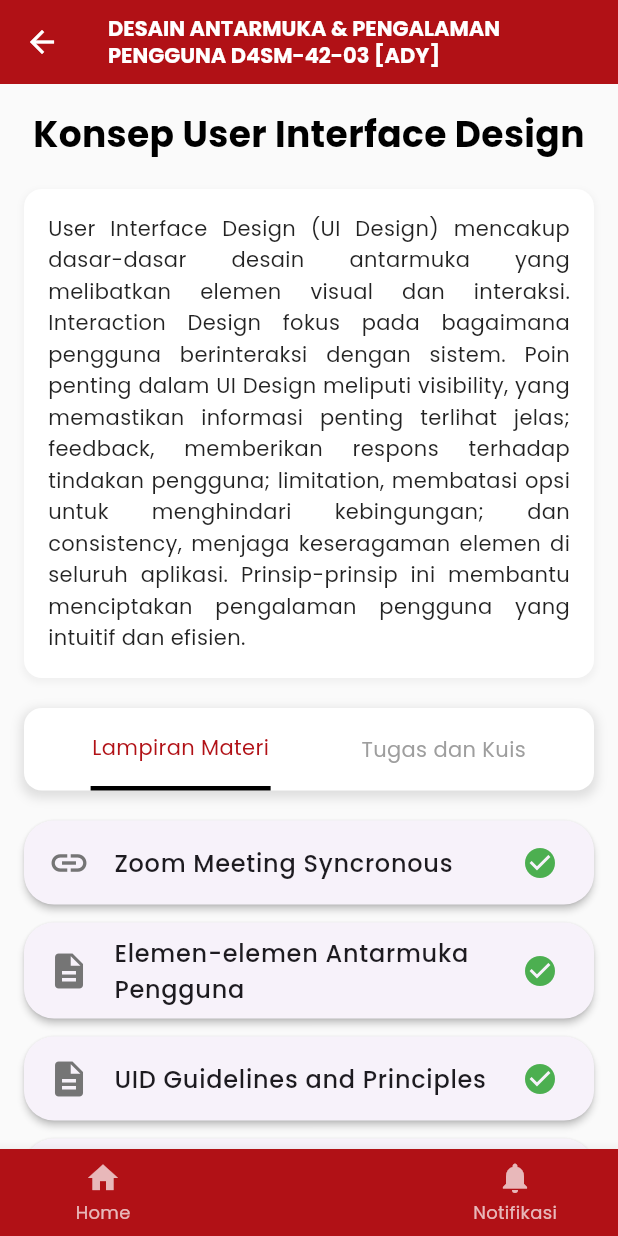
After one commit to susirahma/lms, a Flutter app: the DetailMateriPertemuan2Page screen opened directly, on a phone screen of 412 x 824 dp. The commit adds this screen. Run offline on Flutter 3.47's test engine with Material 3 defaults, Android fonts, the phone set to English and light mode, and no system bars; our stand-ins replace google_fonts.

Commit message:
nambah isi atau halaman dari materi pertemuan 2

```diff
--- a/lib/dashboard_materi_page.dart
+++ b/lib/dashboard_materi_page.dart
@@ -1,6 +1,7 @@
 import 'package:flutter/material.dart';
 import 'package:google_fonts/google_fonts.dart';
 import 'detail_materi_page.dart';
+import 'detail_materi_pertemuan2_page.dart';
 
 class DashboardMateriPage extends StatefulWidget {
   const DashboardMateriPage({super.key});
@@ -131,9 +132,18 @@ class _DashboardMateriPageState extends State<DashboardMateriPage> {
                   final meeting = meetings[index];
                   return GestureDetector(
                     onTap: () {
+                      Widget page;
+                      if (index == 0) {
+                        page = const DetailMateriPage();
+                      } else if (index == 1) {
+                        page = const DetailMateriPertemuan2Page();
+                      } else {
+                        // Placeholder for other meetings
+                        page = const DetailMateriPage(); // Or a generic page
+                      }
                       Navigator.push(
                         context,
-                        MaterialPageRoute(builder: (context) => const DetailMateriPage()),
+                        MaterialPageRoute(builder: (context) => page),
                       );
                     },
                     child: Card(
--- /dev/null
+++ b/lib/detail_materi_pertemuan2_page.dart
@@ -0,0 +1,251 @@
+import 'package:flutter/material.dart';
+import 'package:google_fonts/google_fonts.dart';
+
+class DetailMateriPertemuan2Page extends StatefulWidget {
+  const DetailMateriPertemuan2Page({super.key});
+
+  @override
+  _DetailMateriPertemuan2PageState createState() => _DetailMateriPertemuan2PageState();
+}
+
+class _DetailMateriPertemuan2PageState extends State<DetailMateriPertemuan2Page> {
+  int activeTab = 0; // 0 for Lampiran Materi, 1 for Tugas dan Kuis
+
+  @override
+  Widget build(BuildContext context) {
+    return Scaffold(
+      appBar: AppBar(
+        backgroundColor: const Color(0xFFB11116),
+        leading: IconButton(
+          icon: const Icon(Icons.arrow_back, color: Colors.white),
+          onPressed: () {
+            Navigator.pop(context);
+          },
+        ),
+        title: Text(
+          'DESAIN ANTARMUKA & PENGALAMAN PENGGUNA D4SM-42-03 [ADY]',
+          style: GoogleFonts.poppins(
+            fontSize: 14,
+            fontWeight: FontWeight.bold,
+            color: Colors.white,
+          ),
+          maxLines: 2,
+          overflow: TextOverflow.ellipsis,
+        ),
+      ),
+      body: Container(
+        color: Colors.grey[50], // Very light gray background
+        child: SingleChildScrollView(
+          padding: const EdgeInsets.all(16.0),
+          child: Column(
+            children: [
+              // Header Title
+              Text(
+                'Konsep User Interface Design',
+                style: GoogleFonts.poppins(
+                  fontSize: 24,
+                  fontWeight: FontWeight.bold,
+                  color: Colors.black,
+                ),
+                textAlign: TextAlign.center,
+              ),
+              const SizedBox(height: 20),
+              // Description Section
+              Container(
+                padding: const EdgeInsets.all(16.0),
+                decoration: BoxDecoration(
+                  color: Colors.white,
+                  borderRadius: BorderRadius.circular(12),
+                  boxShadow: [
+                    BoxShadow(
+                      color: Colors.grey.withOpacity(0.1),
+                      spreadRadius: 1,
+                      blurRadius: 3,
+                      offset: const Offset(0, 2),
+                    ),
+                  ],
+                ),
+                child: Text(
+                  'User Interface Design (UI Design) mencakup dasar-dasar desain antarmuka yang melibatkan elemen visual dan interaksi. Interaction Design fokus pada bagaimana pengguna berinteraksi dengan sistem. Poin penting dalam UI Design meliputi visibility, yang memastikan informasi penting terlihat jelas; feedback, memberikan respons terhadap tindakan pengguna; limitation, membatasi opsi untuk menghindari kebingungan; dan consistency, menjaga keseragaman elemen di seluruh aplikasi. Prinsip-prinsip ini membantu menciptakan pengalaman pengguna yang intuitif dan efisien.',
+                  style: GoogleFonts.poppins(
+                    fontSize: 14,
+                    color: Colors.black87,
+                    height: 1.5,
+                  ),
+                  textAlign: TextAlign.justify,
+                ),
+              ),
+              const SizedBox(height: 20),
+              // Tab Selector
+              Container(
+                decoration: BoxDecoration(
+                  color: Colors.white,
+                  borderRadius: BorderRadius.circular(12),
+                  boxShadow: [
+                    BoxShadow(
+                      color: Colors.grey.withOpacity(0.3),
+                      spreadRadius: 2,
+                      blurRadius: 5,
+                      offset: const Offset(0, 3),
+                    ),
+                  ],
+                ),
+                child: Row(
+                  mainAxisAlignment: MainAxisAlignment.spaceEvenly,
+                  children: [
+                    GestureDetector(
+                      onTap: () {
+                        setState(() {
+                          activeTab = 0;
+                        });
+                      },
+                      child: Column(
+                        children: [
+                          Padding(
+                            padding: const EdgeInsets.all(16),
+                            child: Text(
+                              'Lampiran Materi',
+                              style: GoogleFonts.poppins(
+                                fontSize: 14,
+                                color: activeTab == 0 ? const Color(0xFFB11116) : Colors.grey,
+                              ),
+                            ),
+                          ),
+                          if (activeTab == 0)
+                            Container(
+                              height: 3,
+                              width: 120,
+                              color: Colors.black,
+                            ),
+                        ],
+                      ),
+                    ),
+                    GestureDetector(
+                      onTap: () {
+                        setState(() {
+                          activeTab = 1;
+                        });
+                      },
+                      child: Column(
+                        children: [
+                          Padding(
+                            padding: const EdgeInsets.all(16),
+                            child: Text(
+                              'Tugas dan Kuis',
+                              style: GoogleFonts.poppins(
+                                fontSize: 14,
+                                color: activeTab == 1 ? const Color(0xFFB11116) : Colors.grey,
+                              ),
+                            ),
+                          ),
+                          if (activeTab == 1)
+                            Container(
+                              height: 3,
+                              width: 100,
+                              color: Colors.black,
+                            ),
+                        ],
+                      ),
+                    ),
+                  ],
+                ),
+              ),
+              const SizedBox(height: 20),
+              // Content based on active tab
+              if (activeTab == 0)
+                // Lampiran Materi List
+                ListView.builder(
+                  shrinkWrap: true,
+                  physics: const NeverScrollableScrollPhysics(),
+                  itemCount: 5,
+                  itemBuilder: (context, index) {
+                    final attachments = [
+                      {'name': 'Zoom Meeting Syncronous', 'icon': Icons.link, 'checked': true},
+                      {'name': 'Elemen-elemen Antarmuka Pengguna', 'icon': Icons.description, 'checked': true},
+                      {'name': 'UID Guidelines and Principles', 'icon': Icons.description, 'checked': true},
+                      {'name': 'User Profile', 'icon': Icons.description, 'checked': true},
+                      {'name': 'Principles of User Interface DesignURL', 'icon': Icons.link, 'checked': true},
+                    ];
+                    final attachment = attachments[index];
+                    return Card(
+                      elevation: 2,
+                      margin: const EdgeInsets.only(bottom: 12),
+                      shape: RoundedRectangleBorder(
+                        borderRadius: BorderRadius.circular(20), // Very rounded corners
+                      ),
+                      child: ListTile(
+                        leading: Icon(
+                          attachment['icon'] as IconData,
+                          color: Colors.grey[600],
+                          size: 28,
+                        ),
+                        title: Text(
+                          attachment['name'] as String,
+                          style: GoogleFonts.poppins(
+                            fontSize: 16,
+                            fontWeight: FontWeight.w500,
+                          ),
+                        ),
+                        trailing: Icon(
+                          Icons.check_circle,
+                          color: Colors.green,
+                          size: 24,
+                        ),
+                      ),
+                    );
+                  },
+                )
+              else if (activeTab == 1)
+                // Tugas dan Kuis content (placeholder for now)
+                Container(
+                  padding: const EdgeInsets.all(16.0),
+                  decoration: BoxDecoration(
+                    color: Colors.white,
+                    borderRadius: BorderRadius.circular(12),
+                    boxShadow: [
+                      BoxShadow(
+                        color: Colors.grey.withOpacity(0.1),
+                        spreadRadius: 1,
+                        blurRadius: 3,
+                        offset: const Offset(0, 2),
+                      ),
+                    ],
+                  ),
+                  child: Text(
+                    'Konten untuk Tugas dan Kuis akan ditampilkan di sini.',
+                    style: GoogleFonts.poppins(
+                      fontSize: 14,
+                      color: Colors.black87,
+                    ),
+                    textAlign: TextAlign.center,
+                  ),
+                ),
+            ],
+          ),
+        ),
+      ),
+      bottomNavigationBar: BottomNavigationBar(
+        items: const <BottomNavigationBarItem>[
+          BottomNavigationBarItem(
+            icon: Icon(Icons.home),
+            label: 'Home',
+          ),
+          BottomNavigationBarItem(
+            icon: Icon(Icons.school),
+            label: 'Kelas Saya',
+          ),
+          BottomNavigationBarItem(
+            icon: Icon(Icons.notifications),
+            label: 'Notifikasi',
+          ),
+        ],
+        currentIndex: 1, // Set to 1 since this is accessed from Kelas Saya
+        selectedItemColor: const Color(0xFFB11116),
+        unselectedItemColor: Colors.white70,
+        backgroundColor: const Color(0xFFB11116),
+        type: BottomNavigationBarType.fixed,
+        showUnselectedLabels: true,
+      ),
+    );
+  }
+}
```
